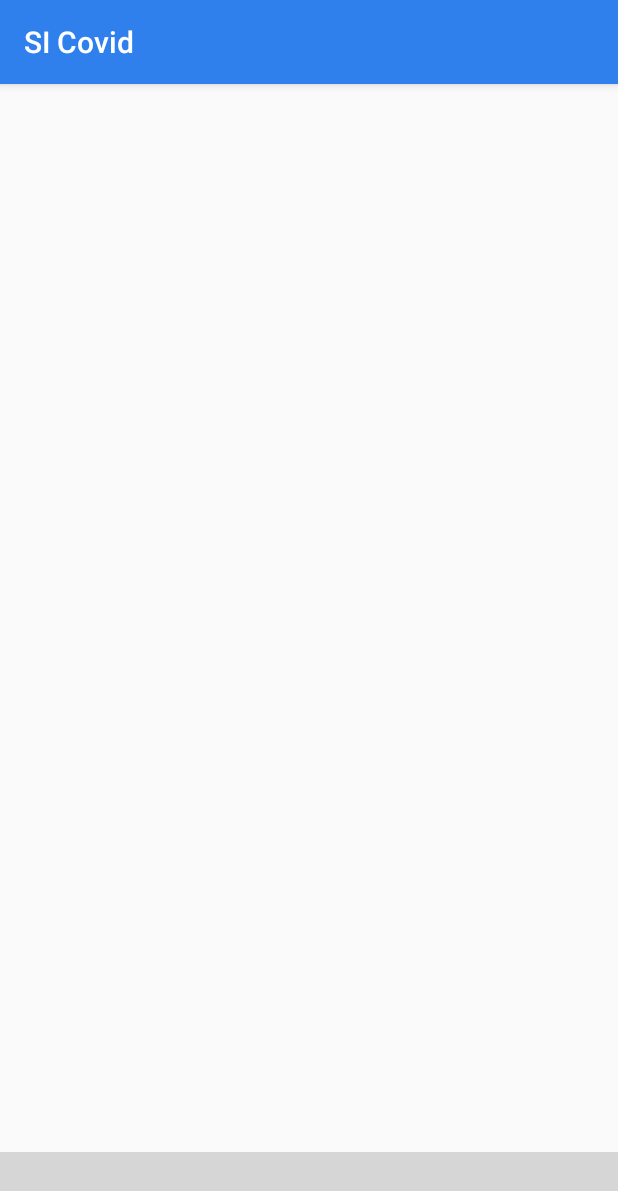
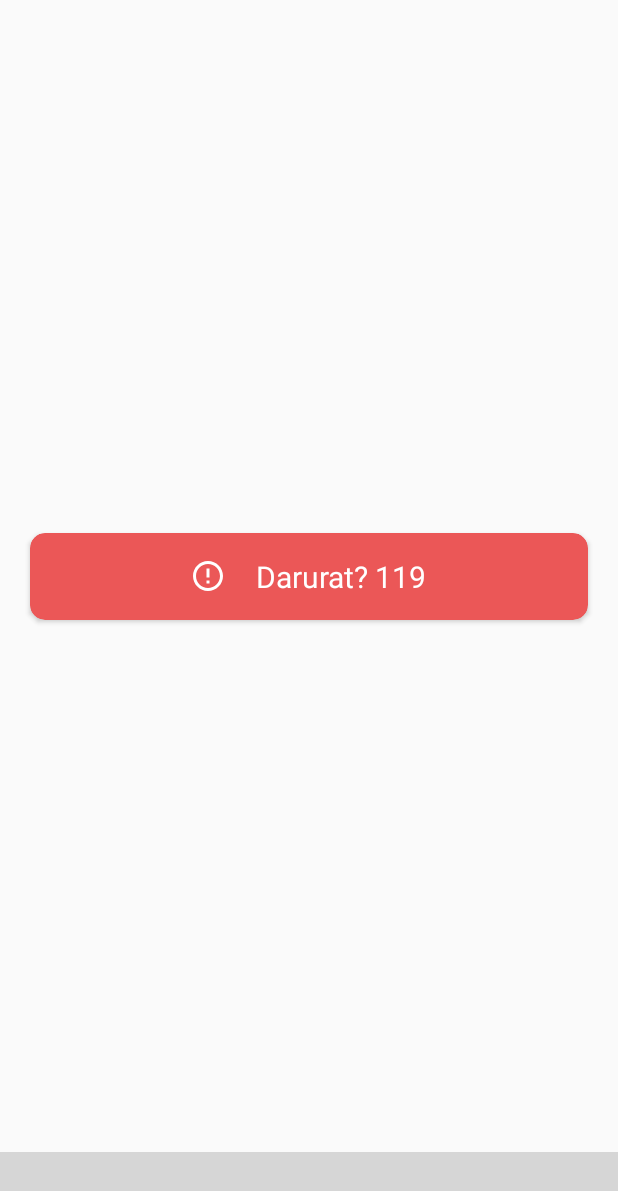
Before and after one commit to urvhee/sicovid, an Android app: the screen it shows after launch (MainActivity), on a phone screen of 412 x 824 dp. Shown: the top 1191 px of the screen. Run offline under Robolectric (Android 15) with nearby library versions, the phone set to English and light mode, and no system bars; our stand-ins replace navigation-ui; plain views replace SmoothBottomBar; 1 statement that could not run was skipped; grey boxes are pictures that could not be loaded.

Commit message:
new features - nomor darurat

```diff
--- a/app/src/main/java/mtiui/dtpl/sicovid/MainActivity.kt
+++ b/app/src/main/java/mtiui/dtpl/sicovid/MainActivity.kt
@@ -2,10 +2,33 @@ package mtiui.dtpl.sicovid
 
 import androidx.appcompat.app.AppCompatActivity
 import android.os.Bundle
+import android.view.Menu
+import androidx.navigation.NavController
+import androidx.navigation.findNavController
+import androidx.navigation.ui.setupActionBarWithNavController
+import kotlinx.android.synthetic.main.activity_main.*
 
 class MainActivity : AppCompatActivity() {
+
+    private lateinit var navController: NavController
+
     override fun onCreate(savedInstanceState: Bundle?) {
         super.onCreate(savedInstanceState)
         setContentView(R.layout.activity_main)
+
+        navController = findNavController(R.id.main_fragment)
+        setupActionBarWithNavController(navController)
+        supportActionBar!!.hide()
+    }
+
+    override fun onCreateOptionsMenu(menu: Menu?): Boolean {
+        menuInflater.inflate(R.menu.navigation_menu,menu)
+        bottom_bar.setupWithNavController(menu!!, navController)
+        return true
+    }
+
+    override fun onSupportNavigateUp(): Boolean {
+        navController.navigateUp()
+        return true
     }
 }
--- a/app/src/main/java/mtiui/dtpl/sicovid/view/statistik/StatisticFragment.kt
+++ b/app/src/main/java/mtiui/dtpl/sicovid/view/statistik/StatisticFragment.kt
@@ -1,17 +1,16 @@
 package mtiui.dtpl.sicovid.view.statistik
 
+import android.content.Intent
+import android.net.Uri
 import android.os.Bundle
 import androidx.fragment.app.Fragment
 import android.view.LayoutInflater
 import android.view.View
 import android.view.ViewGroup
+import kotlinx.android.synthetic.main.fragment_statistic.*
 import mtiui.dtpl.sicovid.R
 
 class StatisticFragment : Fragment() {
-
-    override fun onCreate(savedInstanceState: Bundle?) {
-        super.onCreate(savedInstanceState)
-    }
 
     override fun onCreateView(
         inflater: LayoutInflater, container: ViewGroup?,
@@ -20,4 +19,14 @@ class StatisticFragment : Fragment() {
         // Inflate the layout for this fragment
         return inflater.inflate(R.layout.fragment_statistic, container, false)
     }
+
+    override fun onViewCreated(view: View, savedInstanceState: Bundle?) {
+        super.onViewCreated(view, savedInstanceState)
+
+        btn_emergency.setOnClickListener {
+            val dialIntent = Intent(Intent.ACTION_DIAL)
+            dialIntent.data = Uri.parse("tel:" + "119")
+            startActivity(dialIntent)
+        }
+    }
 }
--- /dev/null
+++ b/app/src/main/res/drawable/ic_outline_error_outline_24.xml
@@ -0,0 +1,10 @@
+<vector xmlns:android="http://schemas.android.com/apk/res/android"
+    android:width="24dp"
+    android:height="24dp"
+    android:viewportWidth="24"
+    android:viewportHeight="24"
+    android:tint="@color/white">
+  <path
+      android:fillColor="@android:color/white"
+      android:pathData="M11,15h2v2h-2v-2zM11,7h2v6h-2L11,7zM11.99,2C6.47,2 2,6.48 2,12s4.47,10 9.99,10C17.52,22 22,17.52 22,12S17.52,2 11.99,2zM12,20c-4.42,0 -8,-3.58 -8,-8s3.58,-8 8,-8 8,3.58 8,8 -3.58,8 -8,8z"/>
+</vector>
--- a/app/src/main/res/layout/activity_main.xml
+++ b/app/src/main/res/layout/activity_main.xml
@@ -5,6 +5,19 @@
     android:layout_width="match_parent"
     android:layout_height="match_parent"
     tools:context=".MainActivity">
+
+    <fragment
+        app:layout_constraintEnd_toEndOf="parent"
+        app:layout_constraintStart_toStartOf="parent"
+        app:layout_constraintTop_toTopOf="parent"
+        app:layout_constraintBottom_toTopOf="@+id/bottom_bar"
+
+        android:id="@+id/main_fragment"
+        android:layout_width="match_parent"
+        android:layout_height="0dp"
+        android:name="androidx.navigation.fragment.NavHostFragment"
+        app:defaultNavHost="true"
+        app:navGraph='@navigation/nav_graph' />
 
     <me.ibrahimsn.lib.SmoothBottomBar
         app:layout_constraintBottom_toBottomOf="parent"
--- a/app/src/main/res/layout/fragment_statistic.xml
+++ b/app/src/main/res/layout/fragment_statistic.xml
@@ -3,6 +3,56 @@
     xmlns:tools="http://schemas.android.com/tools"
     android:layout_width="match_parent"
     android:layout_height="match_parent"
+    xmlns:app="http://schemas.android.com/apk/res-auto"
     tools:context=".view.statistik.StatisticFragment">
 
+    <androidx.constraintlayout.widget.ConstraintLayout
+        android:layout_width="match_parent"
+        android:layout_height="match_parent">
+
+        <androidx.cardview.widget.CardView
+            app:layout_constraintStart_toStartOf="parent"
+            app:layout_constraintEnd_toEndOf="parent"
+            app:layout_constraintTop_toTopOf="parent"
+            app:layout_constraintBottom_toBottomOf="parent"
+
+            android:id="@+id/btn_emergency"
+            android:clickable="true"
+            android:foreground="?android:selectableItemBackground"
+            android:layout_margin="20dp"
+            android:layout_width="match_parent"
+            android:layout_height="wrap_content"
+            app:cardCornerRadius="10dp"
+            app:cardBackgroundColor="@color/red"
+            android:focusable="true">
+
+            <LinearLayout
+                android:layout_width="match_parent"
+                android:layout_height="match_parent"
+                android:padding="5dp"
+                android:orientation="horizontal"
+                android:layout_gravity="center"
+                android:gravity="center">
+
+                <ImageView
+                    android:layout_margin="10dp"
+                    android:layout_width="wrap_content"
+                    android:layout_height="wrap_content"
+                    android:src="@drawable/ic_outline_error_outline_24"/>
+
+                <TextView
+                    android:layout_margin="10dp"
+                    android:text="Darurat? 119"
+                    android:textSize="20sp"
+                    android:fontFamily="sans-serif"
+                    android:textColor="@color/white"
+                    android:layout_width="wrap_content"
+                    android:layout_height="wrap_content"/>
+
+            </LinearLayout>
+
+        </androidx.cardview.widget.CardView>
+
+    </androidx.constraintlayout.widget.ConstraintLayout>
+
 </FrameLayout>
--- a/app/src/main/res/menu/navigation_menu.xml
+++ b/app/src/main/res/menu/navigation_menu.xml
@@ -2,17 +2,17 @@
 <menu xmlns:android="http://schemas.android.com/apk/res/android">
 
     <item
-        android:id="@+id/fragment_contacts"
+        android:id="@+id/fragment_statistic"
         android:title="Statistik"
         android:icon="@drawable/ic_baseline_show_chart_24"/>
 
     <item
-        android:id="@+id/fragment_home"
+        android:id="@+id/fragment_berita"
         android:title="Berita"
         android:icon="@drawable/ic_outline_menu_book_24"/>
 
     <item
-        android:id="@+id/fragment_user"
+        android:id="@+id/fragment_f_a_q"
         android:title="FAQ"
         android:icon="@drawable/ic_outline_help_outline_24"/>
 
--- /dev/null
+++ b/app/src/main/res/navigation/nav_graph.xml
@@ -0,0 +1,23 @@
+<?xml version="1.0" encoding="utf-8"?>
+<navigation xmlns:android="http://schemas.android.com/apk/res/android"
+    xmlns:app="http://schemas.android.com/apk/res-auto"
+    xmlns:tools="http://schemas.android.com/tools"
+    android:id="@+id/nav_graph"
+    app:startDestination="@id/fragment_statistic">
+
+    <fragment
+        android:id="@+id/fragment_statistic"
+        android:name="mtiui.dtpl.sicovid.view.statistik.StatisticFragment"
+        android:label="Statistics"
+        tools:layout="@layout/fragment_statistic" />
+    <fragment
+        android:id="@+id/fragment_berita"
+        android:name="mtiui.dtpl.sicovid.view.berita.BeritaFragment"
+        android:label="Berita"
+        tools:layout="@layout/fragment_berita" />
+    <fragment
+        android:id="@+id/fragment_f_a_q"
+        android:name="mtiui.dtpl.sicovid.view.faq.FAQFragment"
+        android:label="FAQ"
+        tools:layout="@layout/fragment_f_a_q" />
+</navigation>
```
Also changed, not shown: app/src/main/java/mtiui/dtpl/sicovid/view/berita/BeritaFragment.kt (added, +24 -0 lines), app/src/main/java/mtiui/dtpl/sicovid/view/faq/FAQFragment.kt (added, +24 -0 lines), app/src/main/res/drawable/rounded_btn.xml (added, +13 -0 lines), app/src/main/res/layout/fragment_berita.xml (added, +14 -0 lines), app/src/main/res/layout/fragment_f_a_q.xml (added, +14 -0 lines).
